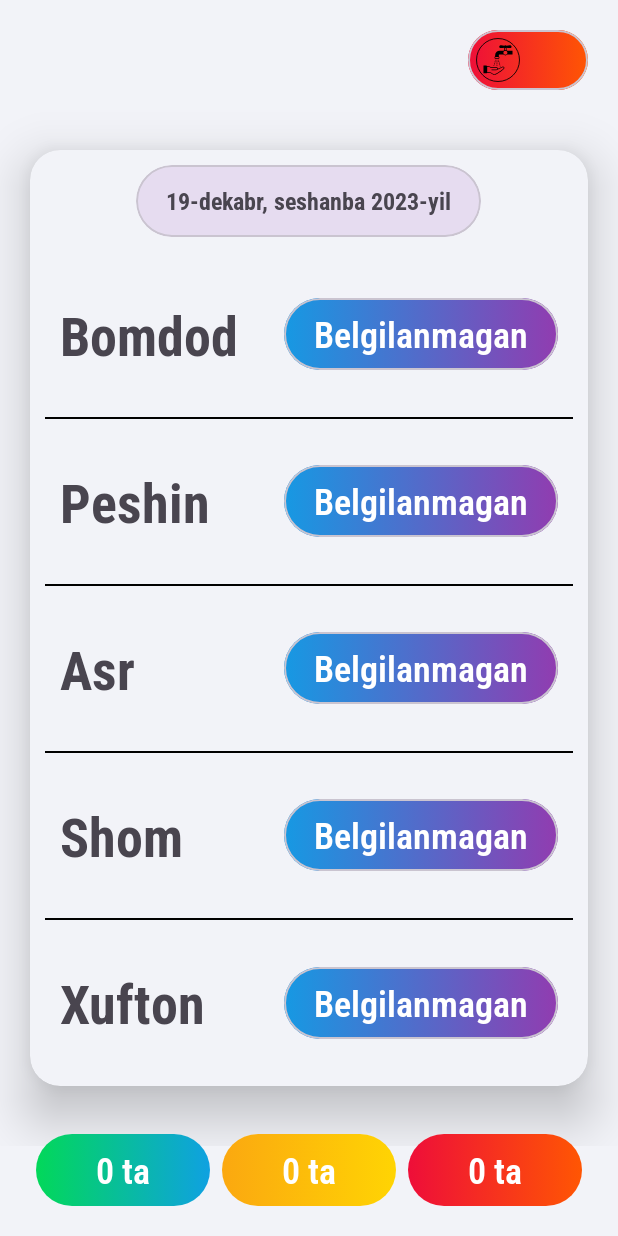
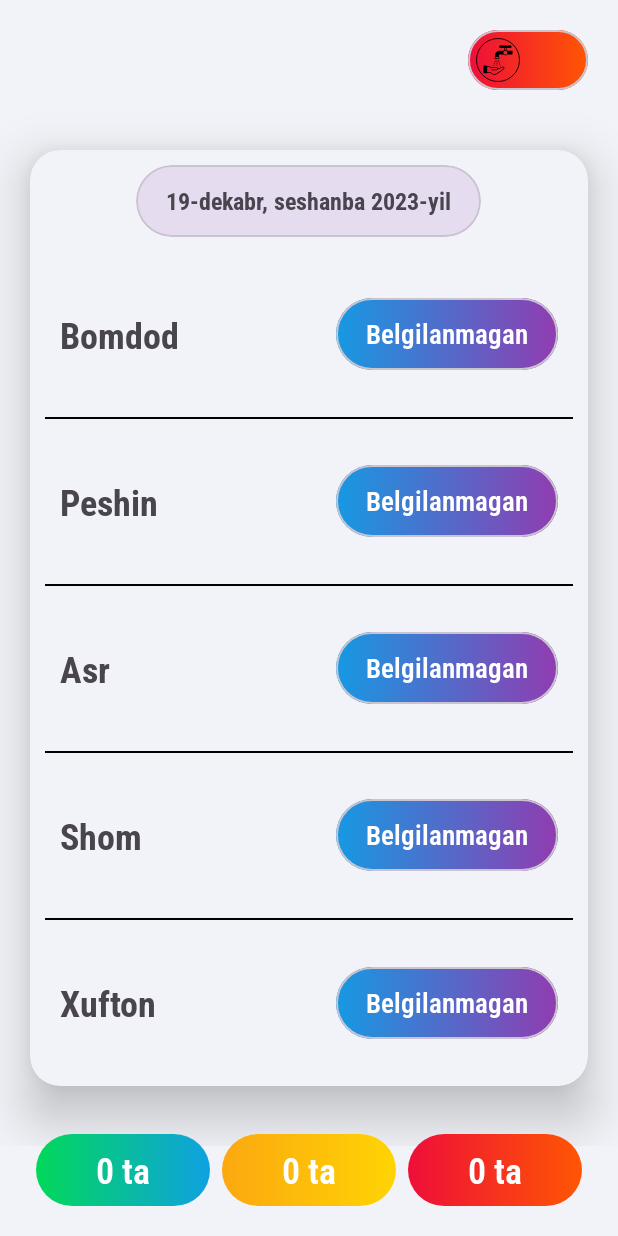
Before and after one commit to ShahzodAbdinazarov/QazoCounter, an Android app: the screen it shows after launch (MainActivity), on a phone screen of 412 x 824 dp. Run offline under Robolectric (Android 15) with nearby library versions, the phone set to English and light mode, and no system bars; our stand-ins replace paging.

Commit message:
Text size is changed to smaller!

```diff
--- a/app/build.gradle.kts
+++ b/app/build.gradle.kts
@@ -12,8 +12,8 @@ android {
         applicationId = "org.hamroh.qazo"
         minSdk = 24
         targetSdk = 34
-        versionCode = 4
-        versionName = "1.0.4"
+        versionCode = 5
+        versionName = "1.0.5"
 
         testInstrumentationRunner = "androidx.test.runner.AndroidJUnitRunner"
     }
@@ -45,7 +45,7 @@ dependencies {
 
     implementation("androidx.core:core-ktx:1.12.0")
     implementation("androidx.appcompat:appcompat:1.6.1")
-    implementation("com.google.android.material:material:1.10.0")
+    implementation("com.google.android.material:material:1.11.0")
     implementation("androidx.constraintlayout:constraintlayout:2.1.4")
     testImplementation("junit:junit:4.13.2")
     androidTestImplementation("androidx.test.ext:junit:1.1.5")
--- a/app/src/main/res/layout/item_day.xml
+++ b/app/src/main/res/layout/item_day.xml
@@ -61,7 +61,7 @@
                     android:fontFamily="@font/roboto_bold"
                     android:paddingHorizontal="20dp"
                     android:text="@string/fajr"
-                    android:textSize="36sp" />
+                    android:textSize="24sp" />
 
                 <com.google.android.material.card.MaterialCardView
                     android:layout_width="wrap_content"
@@ -88,7 +88,7 @@
                             android:paddingHorizontal="20dp"
                             android:text="@string/yet"
                             android:textColor="@color/white"
-                            android:textSize="24sp" />
+                            android:textSize="18sp" />
 
                     </LinearLayout>
 
@@ -115,7 +115,7 @@
                     android:fontFamily="@font/roboto_bold"
                     android:paddingHorizontal="20dp"
                     android:text="@string/dhuhr"
-                    android:textSize="36sp" />
+                    android:textSize="24sp" />
 
                 <com.google.android.material.card.MaterialCardView
                     android:layout_width="wrap_content"
@@ -142,7 +142,7 @@
                             android:paddingHorizontal="20dp"
                             android:text="@string/yet"
                             android:textColor="@color/white"
-                            android:textSize="24sp" />
+                            android:textSize="18sp" />
 
                     </LinearLayout>
 
@@ -169,7 +169,7 @@
                     android:fontFamily="@font/roboto_bold"
                     android:paddingHorizontal="20dp"
                     android:text="@string/asr"
-                    android:textSize="36sp" />
+                    android:textSize="24sp" />
 
                 <com.google.android.material.card.MaterialCardView
                     android:layout_width="wrap_content"
@@ -196,7 +196,7 @@
                             android:paddingHorizontal="20dp"
                             android:text="@string/yet"
                             android:textColor="@color/white"
-                            android:textSize="24sp" />
+                            android:textSize="18sp" />
 
                     </LinearLayout>
 
@@ -223,7 +223,7 @@
                     android:fontFamily="@font/roboto_bold"
                     android:paddingHorizontal="20dp"
                     android:text="@string/maghrib"
-                    android:textSize="36sp" />
+                    android:textSize="24sp" />
 
                 <com.google.android.material.card.MaterialCardView
                     android:layout_width="wrap_content"
@@ -250,7 +250,7 @@
                             android:paddingHorizontal="20dp"
                             android:text="@string/yet"
                             android:textColor="@color/white"
-                            android:textSize="24sp" />
+                            android:textSize="18sp" />
 
                     </LinearLayout>
 
@@ -277,7 +277,7 @@
                     android:fontFamily="@font/roboto_bold"
                     android:paddingHorizontal="20dp"
                     android:text="@string/isha"
-                    android:textSize="36sp" />
+                    android:textSize="24sp" />
 
                 <com.google.android.material.card.MaterialCardView
                     android:layout_width="wrap_content"
@@ -304,7 +304,7 @@
                             android:paddingHorizontal="20dp"
                             android:text="@string/yet"
                             android:textColor="@color/white"
-                            android:textSize="24sp" />
+                            android:textSize="18sp" />
 
                     </LinearLayout>
 
```
